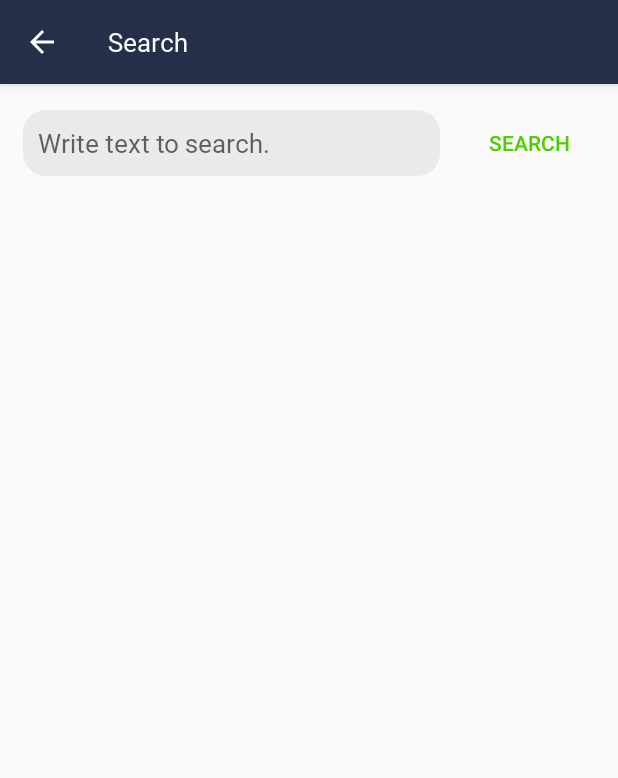
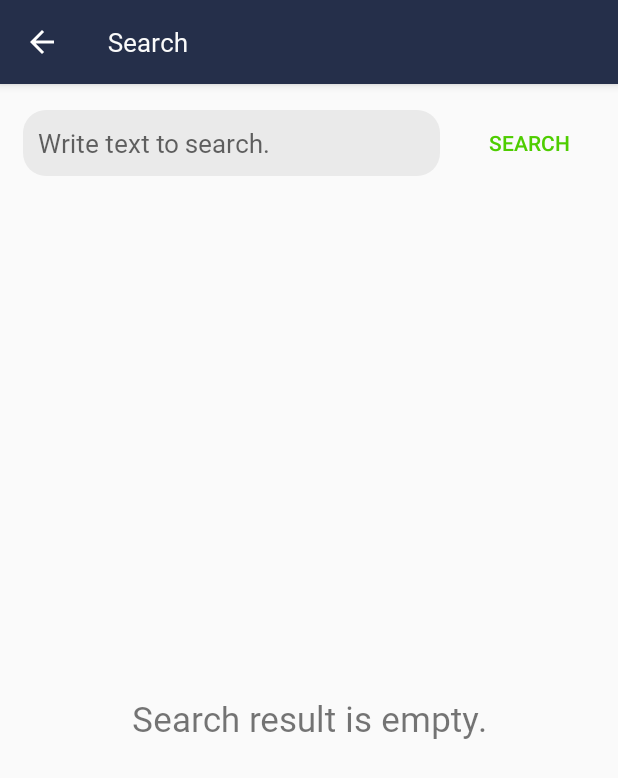
Before and after one commit to rulyox/LineChallengeMemo, an Android app: the SearchActivity screen opened directly, with no data from a screen before it, on a phone screen of 412 x 824 dp. Shown: the top 778 px of the screen. Run offline under Robolectric (Android 15) with nearby library versions, the phone set to English and light mode, and no system bars; our stand-ins replace Room's generated code.

Commit message:
Added search result empty message

```diff
--- a/app/src/main/res/layout/activity_search.xml
+++ b/app/src/main/res/layout/activity_search.xml
@@ -73,10 +73,20 @@
 
         </LinearLayout>
 
+        <TextView
+            android:id="@+id/search_text_empty"
+            android:layout_width="match_parent"
+            android:layout_height="match_parent"
+            android:gravity="center"
+            android:text="@string/search_empty_result"
+            android:fontFamily="@font/nanum_gothic_bold"
+            android:textSize="23sp" />
+
         <androidx.recyclerview.widget.RecyclerView
             android:id="@+id/search_recycler_memo"
             android:layout_width="match_parent"
-            android:layout_height="match_parent" />
+            android:layout_height="match_parent"
+            android:visibility="gone" />
 
     </LinearLayout>
 
--- a/app/src/main/res/values/strings.xml
+++ b/app/src/main/res/values/strings.xml
@@ -25,6 +25,7 @@
     <string name="read_deleted">Memo deleted.</string>
     <string name="search_label">Search</string>
     <string name="search_query_hint">Write text to search.</string>
+    <string name="search_empty_result">Search result is empty.</string>
     <string name="dialog_yes">Yes</string>
     <string name="dialog_no">No</string>
     <string name="dialog_ok">OK</string>
```
Also changed, not shown: app/src/main/java/com/rulyox/linechallengememo/activity/MainActivity.kt (+5 -5 lines), app/src/main/java/com/rulyox/linechallengememo/activity/SearchActivity.kt (+17 -4 lines), 1 other file.
